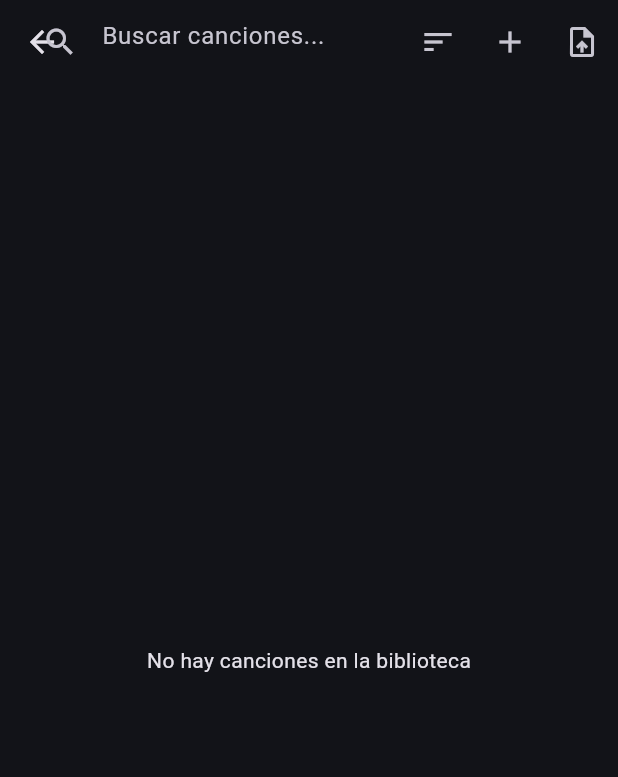
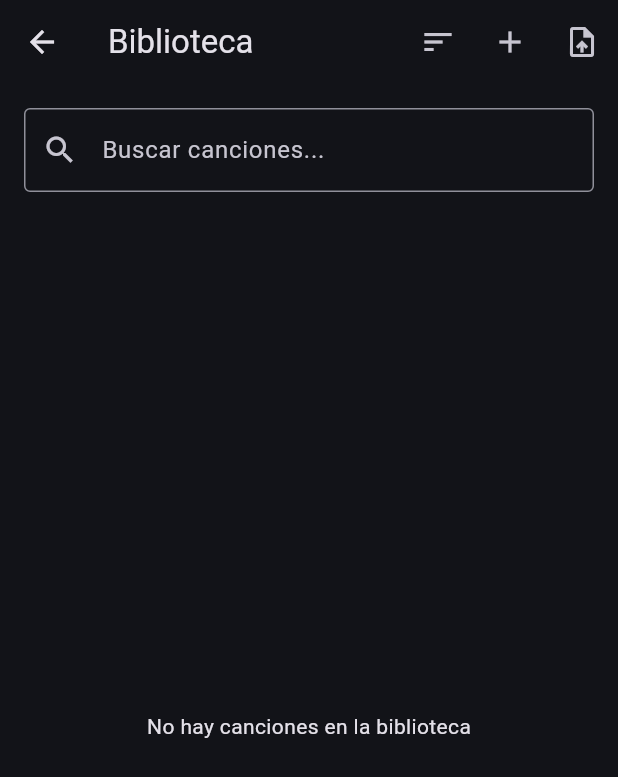
Before and after one commit to salvadorangulobaez/chord-vault, a Flutter app: the LibraryScreen screen opened directly, on a phone screen of 412 x 824 dp. Shown: the top 777 px of the screen. Run offline on Flutter 3.47's test engine with Material 3 defaults, Android fonts, the phone set to English and light mode, and no system bars; our stand-ins replace flutter_riverpod, hive, hive_flutter; accounts and stored records are empty.

Commit message:
Fix AppBar search field layout issues

```diff
--- a/lib/screens/library_screen.dart
+++ b/lib/screens/library_screen.dart
@@ -37,7 +37,9 @@ class LibraryScreen extends ConsumerWidget {
 
     return Scaffold(
       appBar: AppBar(
-        title: selecting ? Text('${selectedSet.length} seleccionada(s)') : null,
+        title: selecting
+            ? Text('${selectedSet.length} seleccionada(s)')
+            : const Text('Biblioteca'),
         leading: selecting
             ? IconButton(
                 icon: const Icon(Icons.close),
@@ -50,19 +52,6 @@ class LibraryScreen extends ConsumerWidget {
         actions: selecting
             ? []
             : [
-                Expanded(
-                  child: Padding(
-                    padding: const EdgeInsets.only(left: 16.0, right: 8.0),
-                    child: TextField(
-                      decoration: const InputDecoration(
-                        hintText: 'Buscar canciones...',
-                        border: InputBorder.none,
-                        prefixIcon: Icon(Icons.search),
-                      ),
-                      onChanged: (v) => ref.read(_libSearchProvider.notifier).state = v,
-                    ),
-                  ),
-                ),
                 PopupMenuButton<LibrarySort>(
                   icon: const Icon(Icons.sort),
                   onSelected: (sort) => ref.read(_libSortProvider.notifier).state = sort,
@@ -100,9 +89,26 @@ class LibraryScreen extends ConsumerWidget {
                 ),
               ],
       ),
-      body: filtered.isEmpty
-          ? const Center(child: Text('No hay canciones en la biblioteca'))
-          : ListView.builder(
+      body: Column(
+        children: [
+          // Campo de búsqueda
+          if (!selecting)
+            Padding(
+              padding: const EdgeInsets.all(16.0),
+              child: TextField(
+                decoration: const InputDecoration(
+                  hintText: 'Buscar canciones...',
+                  prefixIcon: Icon(Icons.search),
+                  border: OutlineInputBorder(),
+                ),
+                onChanged: (v) => ref.read(_libSearchProvider.notifier).state = v,
+              ),
+            ),
+          // Lista de canciones
+          Expanded(
+            child: filtered.isEmpty
+                ? const Center(child: Text('No hay canciones en la biblioteca'))
+                : ListView.builder(
               itemCount: filtered.length,
               itemBuilder: (context, index) {
                 final s = filtered[index];
@@ -187,6 +193,9 @@ class LibraryScreen extends ConsumerWidget {
                 );
               },
             ),
+          ),
+        ],
+      ),
       bottomNavigationBar: selecting
           ? BottomAppBar(
               child: Row(
```
